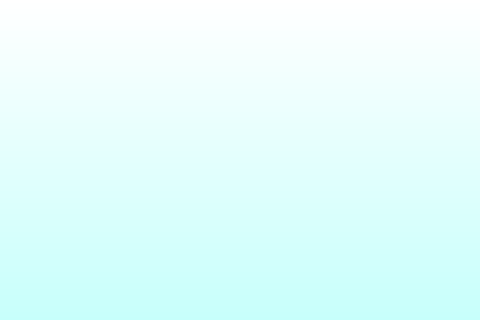
Keithsys730/ERC_UI_DEMO, file mainwindow.ui: the form before one commit; both pictures show x 160 to 640 and y 0 to 320 of the 800 by 480 pixel window.
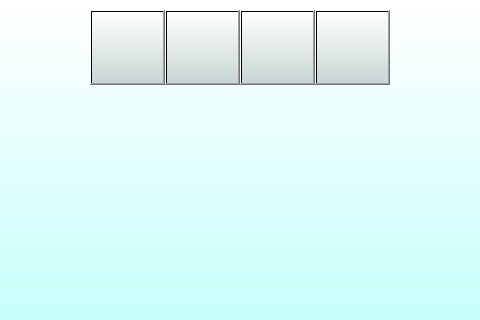
The form after the commit. Icons and pictures are not drawn.

Commit message: Add setting, log, status, and information buttons in the main screen.

Diff of the .ui file:
```diff
--- a/mainwindow.ui
+++ b/mainwindow.ui
@@ -38,7 +38,100 @@
   <property name="locale">
    <locale language="Chinese" country="China"/>
   </property>
-  <widget class="QWidget" name="centralWidget"/>
+  <widget class="QWidget" name="centralWidget">
+   <widget class="QPushButton" name="settingButton">
+    <property name="geometry">
+     <rect>
+      <x>250</x>
+      <y>10</y>
+      <width>75</width>
+      <height>75</height>
+     </rect>
+    </property>
+    <property name="styleSheet">
+     <string notr="true">image: url(:/buttonphotos/icon-setting.png);
+background-color: qlineargradient(spread:pad, x1:0, y1:1, x2:0, y2:0, stop:0 rgba(200, 214, 213, 255), stop:1 rgba(255, 255, 255, 255));</string>
+    </property>
+    <property name="text">
+     <string/>
+    </property>
+    <property name="default">
+     <bool>true</bool>
+    </property>
+    <property name="flat">
+     <bool>false</bool>
+    </property>
+   </widget>
+   <widget class="QPushButton" name="logButton">
+    <property name="geometry">
+     <rect>
+      <x>325</x>
+      <y>10</y>
+      <width>75</width>
+      <height>75</height>
+     </rect>
+    </property>
+    <property name="styleSheet">
+     <string notr="true">image: url(:/buttonphotos/icon-data log.png);
+background-color: qlineargradient(spread:pad, x1:0, y1:1, x2:0, y2:0, stop:0 rgba(200, 214, 213, 255), stop:1 rgba(255, 255, 255, 255));</string>
+    </property>
+    <property name="text">
+     <string/>
+    </property>
+    <property name="default">
+     <bool>true</bool>
+    </property>
+    <property name="flat">
+     <bool>false</bool>
+    </property>
+   </widget>
+   <widget class="QPushButton" name="statusButton">
+    <property name="geometry">
+     <rect>
+      <x>400</x>
+      <y>10</y>
+      <width>75</width>
+      <height>75</height>
+     </rect>
+    </property>
+    <property name="styleSheet">
+     <string notr="true">image: url(:/buttonphotos/icon-status.png);
+background-color: qlineargradient(spread:pad, x1:0, y1:1, x2:0, y2:0, stop:0 rgba(200, 214, 213, 255), stop:1 rgba(255, 255, 255, 255));</string>
+    </property>
+    <property name="text">
+     <string/>
+    </property>
+    <property name="default">
+     <bool>true</bool>
+    </property>
+    <property name="flat">
+     <bool>false</bool>
+    </property>
+   </widget>
+   <widget class="QPushButton" name="informationButton">
+    <property name="geometry">
+     <rect>
+      <x>475</x>
+      <y>10</y>
+      <width>75</width>
+      <height>75</height>
+     </rect>
+    </property>
+    <property name="styleSheet">
+     <string notr="true">image: url(:/buttonphotos/icon-info.png);
+background-color: qlineargradient(spread:pad, x1:0, y1:1, x2:0, y2:0, stop:0 rgba(200, 214, 213, 255), stop:1 rgba(255, 255, 255, 255));</string>
+    </property>
+    <property name="text">
+     <string/>
+    </property>
+    <property name="default">
+     <bool>true</bool>
+    </property>
+    <property name="flat">
+     <bool>false</bool>
+    </property>
+   </widget>
+  </widget>
  </widget>
  <layoutdefault spacing="6" margin="11"/>
  <resources/>
```
